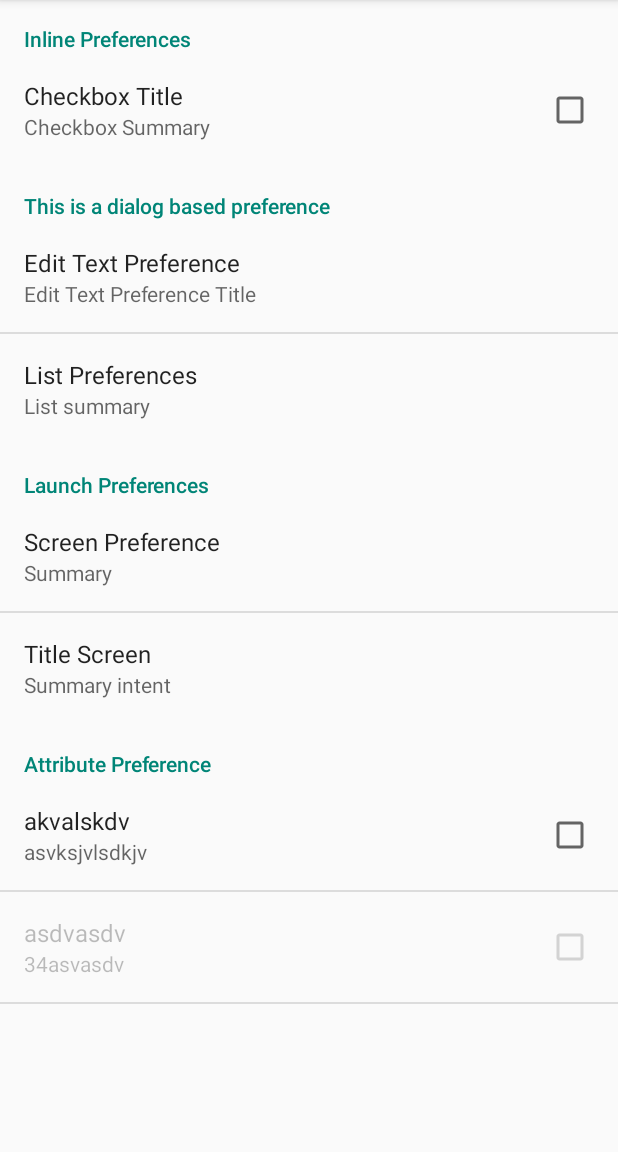
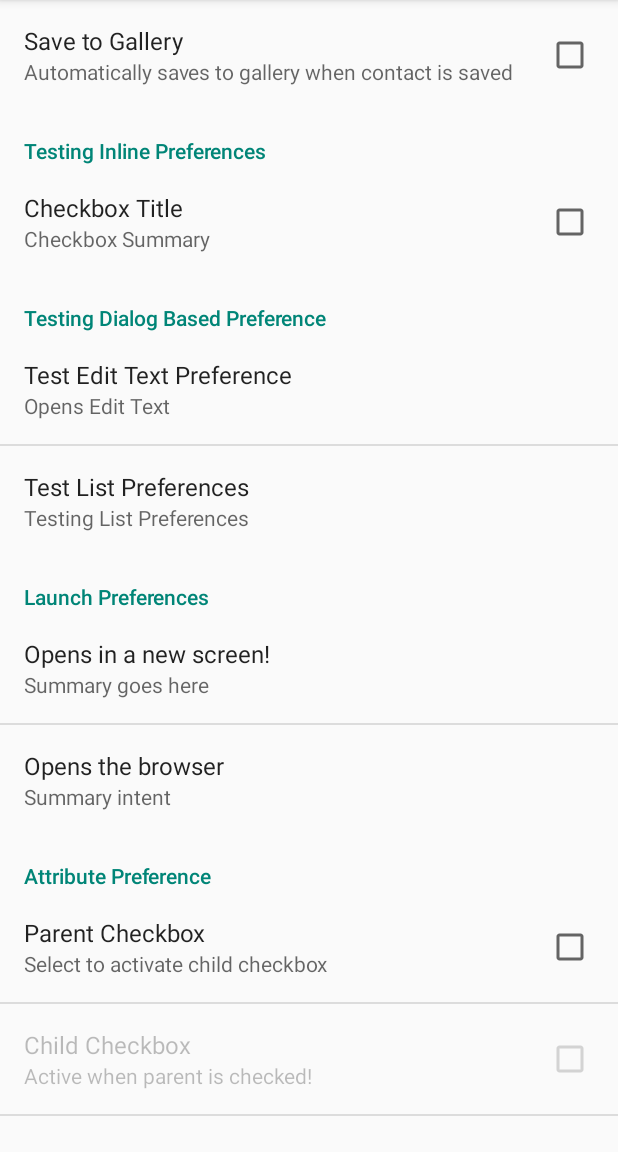
Before and after one commit to jinfirespotter/pinecone, an Android app: the fragment SettingsFragment shown on its own in the app's theme, on a phone screen of 412 x 824 dp, the part 84-1236 px from its top. Run offline under Robolectric (Android 15) with nearby library versions, the phone set to English and light mode, and no system bars.

Commit message:
add preference for autosave to gallery

```diff
--- a/Pinecone/app/src/main/java/com/firespotter/jinwroh/pinecone/Activity/EditActivity.java
+++ b/Pinecone/app/src/main/java/com/firespotter/jinwroh/pinecone/Activity/EditActivity.java
@@ -2,11 +2,13 @@ package com.firespotter.jinwroh.pinecone.Activity;
 
 import android.content.Context;
 import android.content.Intent;
+import android.content.SharedPreferences;
 import android.graphics.Bitmap;
 import android.graphics.BitmapFactory;
 import android.net.Uri;
 import android.os.AsyncTask;
 import android.os.Bundle;
+import android.preference.PreferenceManager;
 import android.provider.ContactsContract;
 import android.view.Menu;
 import android.view.MenuItem;
@@ -179,8 +181,6 @@ public class EditActivity extends PhotoActivity {
             String emailString = textExtractor.extractEmail();
             String phoneNumberString = textExtractor.extractPhoneNumber();
 
-            System.out.println(phoneNumberString);
-
             EditText editNotes = (EditText) findViewById(R.id.edit_notes);
             EditText editEmail = (EditText) findViewById(R.id.edit_email);
 
@@ -226,6 +226,13 @@ public class EditActivity extends PhotoActivity {
         }
         catch (SQLException e) {
             e.printStackTrace();
+        }
+
+        SharedPreferences preferences = PreferenceManager.getDefaultSharedPreferences(this);
+        boolean shouldSaveToGallery = preferences.getBoolean("preference_autosave_to_gallery", false);
+
+        if (shouldSaveToGallery) {
+            this.savePictureToGallery(this.photo.getFilepath());
         }
 
         Context context = getApplicationContext();
--- a/Pinecone/app/src/main/res/xml/preferences.xml
+++ b/Pinecone/app/src/main/res/xml/preferences.xml
@@ -1,7 +1,13 @@
 <?xml version="1.0" encoding="utf-8"?>
 <PreferenceScreen xmlns:android="http://schemas.android.com/apk/res/android">
+
+    <CheckBoxPreference
+        android:key="preference_autosave_to_gallery"
+        android:title="Save to Gallery"
+        android:summary="Automatically saves to gallery when contact is saved" />
+
     <PreferenceCategory
-        android:title="Inline Preferences">
+        android:title="Testing Inline Preferences">
         <CheckBoxPreference
             android:key="checkbox_preference"
             android:title="Checkbox Title"
@@ -9,51 +15,39 @@
     </PreferenceCategory>
 
     <PreferenceCategory
-        android:title="This is a dialog based preference">
-
+        android:title="Testing Dialog Based Preference">
         <EditTextPreference
             android:key="edittext_preference"
-            android:title="Edit Text Preference"
-            android:summary="Edit Text Preference Title"
-            android:dialogTitle="Dialog Title" />
-
+            android:title="Test Edit Text Preference"
+            android:summary="Opens Edit Text"
+            android:dialogTitle="Title" />
         <ListPreference
             android:key="list_preference"
-            android:title="List Preferences"
-            android:summary="List summary"
+            android:title="Test List Preferences"
+            android:summary="Testing List Preferences"
             android:entries="@array/entries_list_preference"
             android:entryValues="@array/entryvalues_list_preference"
-            android:dialogTitle="Title3" />
-
+            android:dialogTitle="List Title!" />
     </PreferenceCategory>
 
     <PreferenceCategory
         android:title="Launch Preferences">
-
-        <!-- This PreferenceScreen tag serves as a screen break (similar to page break
-            in word processing). Like for other preference types, we assign a key
-            here so it is able to save and restore its instance state. -->
         <PreferenceScreen
             android:key="screen_preference"
-            android:title="Screen Preference"
-            android:summary="Summary">
-
+            android:title="Opens in a new screen!"
+            android:summary="Summary goes here">
             <CheckBoxPreference
                 android:key="next_screen_checkbox_preference"
-                android:title="Checkbox !"
+                android:title="Checkbox in a different screen!"
                 android:summary="Another Checkbox" />
-
         </PreferenceScreen>
-
         <PreferenceScreen
-            android:title="Title Screen"
+            android:title="Opens the browser"
             android:summary="Summary intent">
-
-            <intent android:action="android.intent.action.VIEW"
-                android:data="http://www.android.com" />
-
+            <intent
+                android:action="android.intent.action.VIEW"
+                android:data="http://www.switch.co" />
         </PreferenceScreen>
-
     </PreferenceCategory>
 
     <PreferenceCategory
@@ -61,16 +55,14 @@
 
         <CheckBoxPreference
             android:key="parent_checkbox_preference"
-            android:title="akvalskdv"
-            android:summary="asvksjvlsdkjv" />
-
-        <!-- The visual style of a child is defined by this styled theme attribute. -->
+            android:title="Parent Checkbox"
+            android:summary="Select to activate child checkbox" />
         <CheckBoxPreference
             android:key="child_checkbox_preference"
             android:dependency="parent_checkbox_preference"
             android:layout="?android:attr/preferenceLayoutChild"
-            android:title="asdvasdv"
-            android:summary="34asvasdv" />
+            android:title="Child Checkbox"
+            android:summary="Active when parent is checked!" />
 
     </PreferenceCategory>
 </PreferenceScreen>
```
